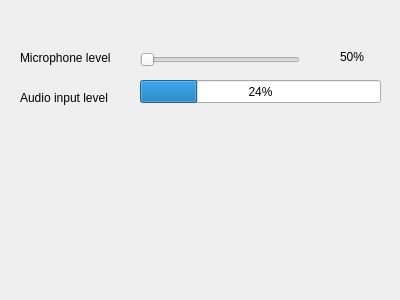
Above: MumbleVoipModule/ui/MicrophoneAdjustment.ui from realXtend/tundra before the change. Below: the same form after it.
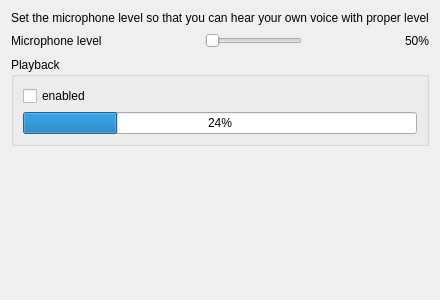
That is the form after the change.

Commit message: Added Settings class for MumbleVoipModule.

What changed in the file:
```diff
--- a/MumbleVoipModule/ui/MicrophoneAdjustment.ui
+++ b/MumbleVoipModule/ui/MicrophoneAdjustment.ui
@@ -13,71 +13,106 @@
   <property name="windowTitle">
    <string>Form</string>
   </property>
-  <widget class="QProgressBar" name="progressBar">
-   <property name="geometry">
-    <rect>
-     <x>140</x>
-     <y>80</y>
-     <width>241</width>
-     <height>23</height>
-    </rect>
-   </property>
-   <property name="value">
-    <number>24</number>
-   </property>
-  </widget>
-  <widget class="QSlider" name="horizontalSlider">
-   <property name="geometry">
-    <rect>
-     <x>140</x>
-     <y>50</y>
-     <width>160</width>
-     <height>19</height>
-    </rect>
-   </property>
-   <property name="orientation">
-    <enum>Qt::Horizontal</enum>
-   </property>
-  </widget>
-  <widget class="QLabel" name="label">
-   <property name="geometry">
-    <rect>
-     <x>20</x>
-     <y>50</y>
-     <width>101</width>
-     <height>16</height>
-    </rect>
-   </property>
-   <property name="text">
-    <string>Microphone level</string>
-   </property>
-  </widget>
-  <widget class="QLabel" name="label_2">
-   <property name="geometry">
-    <rect>
-     <x>20</x>
-     <y>90</y>
-     <width>91</width>
-     <height>16</height>
-    </rect>
-   </property>
-   <property name="text">
-    <string>Audio input level</string>
-   </property>
-  </widget>
-  <widget class="QLabel" name="label_3">
-   <property name="geometry">
-    <rect>
-     <x>340</x>
-     <y>50</y>
-     <width>46</width>
-     <height>13</height>
-    </rect>
-   </property>
-   <property name="text">
-    <string>50%</string>
-   </property>
-  </widget>
+  <layout class="QVBoxLayout" name="verticalLayout_3">
+   <item>
+    <widget class="QLabel" name="label_4">
+     <property name="text">
+      <string>Set the microphone level so that you can hear your own voice with proper level</string>
+     </property>
+    </widget>
+   </item>
+   <item>
+    <layout class="QHBoxLayout" name="horizontalLayout">
+     <item>
+      <widget class="QLabel" name="label">
+       <property name="text">
+        <string>Microphone level</string>
+       </property>
+      </widget>
+     </item>
+     <item>
+      <spacer name="horizontalSpacer">
+       <property name="orientation">
+        <enum>Qt::Horizontal</enum>
+       </property>
+       <property name="sizeHint" stdset="0">
+        <size>
+         <width>20</width>
+         <height>20</height>
+        </size>
+       </property>
+      </spacer>
+     </item>
+     <item>
+      <widget class="QSlider" name="horizontalSlider">
+       <property name="orientation">
+        <enum>Qt::Horizontal</enum>
+       </property>
+      </widget>
+     </item>
+     <item>
+      <spacer name="horizontalSpacer_2">
+       <property name="orientation">
+        <enum>Qt::Horizontal</enum>
+       </property>
+       <property name="sizeHint" stdset="0">
+        <size>
+         <width>20</width>
+         <height>20</height>
+        </size>
+       </property>
+      </spacer>
+     </item>
+     <item>
+      <widget class="QLabel" name="label_3">
+       <property name="text">
+        <string>50%</string>
+       </property>
+      </widget>
+     </item>
+    </layout>
+   </item>
+   <item>
+    <widget class="QGroupBox" name="groupBox">
+     <property name="title">
+      <string>Playback</string>
+     </property>
+     <layout class="QVBoxLayout" name="verticalLayout_2">
+      <item>
+       <layout class="QVBoxLayout" name="verticalLayout">
+        <item>
+         <widget class="QCheckBox" name="checkBox">
+          <property name="text">
+           <string>enabled</string>
+          </property>
+         </widget>
+        </item>
+        <item>
+         <widget class="QProgressBar" name="progressBar">
+          <property name="value">
+           <number>24</number>
+          </property>
+         </widget>
+        </item>
+       </layout>
+      </item>
+     </layout>
+    </widget>
+   </item>
+   <item>
+    <spacer name="verticalSpacer">
+     <property name="orientation">
+      <enum>Qt::Vertical</enum>
+     </property>
+     <property name="sizeHint" stdset="0">
+      <size>
+       <width>20</width>
+       <height>40</height>
+      </size>
+     </property>
+    </spacer>
+   </item>
+  </layout>
  </widget>
  <resources/>
  <connections/>
```
The commit also changes 15 other files.
